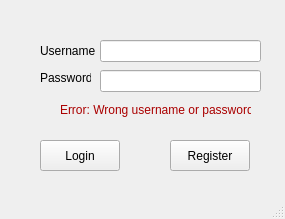
First picture: the form in loginwindow.ui, repository Ahmeddestroyer25/LastFinalRepo, before the edit.
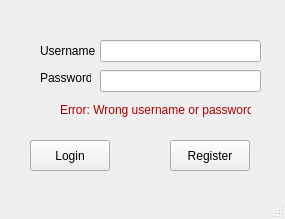
Second picture: the form after the edit.

Commit message: Added Login button logic WORKING

What changed in the file:
```diff
--- a/loginwindow.ui
+++ b/loginwindow.ui
@@ -14,19 +14,6 @@
    <string>LoginWindow</string>
   </property>
   <widget class="QWidget" name="centralwidget">
-   <widget class="QPushButton" name="LoginButton">
-    <property name="geometry">
-     <rect>
-      <x>40</x>
-      <y>140</y>
-      <width>80</width>
-      <height>31</height>
-     </rect>
-    </property>
-    <property name="text">
-     <string>Login</string>
-    </property>
-   </widget>
    <widget class="QLabel" name="UsernameLabel">
     <property name="geometry">
      <rect>
@@ -102,6 +89,19 @@
      <string>&lt;html&gt;&lt;head/&gt;&lt;body&gt;&lt;p&gt;&lt;span style=&quot; color:#aa0000;&quot;&gt;Error: Wrong username or password&lt;/span&gt;&lt;/p&gt;&lt;/body&gt;&lt;/html&gt;</string>
     </property>
    </widget>
+   <widget class="QPushButton" name="RegisterButton_2">
+    <property name="geometry">
+     <rect>
+      <x>30</x>
+      <y>140</y>
+      <width>80</width>
+      <height>31</height>
+     </rect>
+    </property>
+    <property name="text">
+     <string>Login</string>
+    </property>
+   </widget>
   </widget>
   <widget class="QMenuBar" name="menubar">
    <property name="geometry">
```
Left out of the diff: 2 changed lines with no effect on the pictures. The commit also changes 9 other files.
